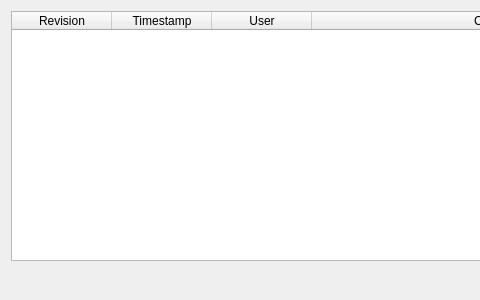
First picture: the form in Include/imtrepogui/CFileObjectCollectionRevisionDialog.ui, repository ImagingTools/ImtCore, before the edit; both pictures show x 0 to 480 and y 0 to 300 of the 700 by 300 pixel window.
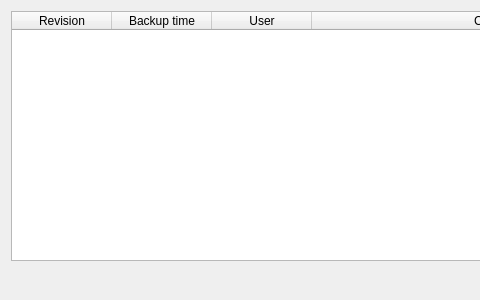
Second picture: the form after the edit.

The edit to the form file:
```diff
--- a/Include/imtrepogui/CFileObjectCollectionRevisionDialog.ui
+++ b/Include/imtrepogui/CFileObjectCollectionRevisionDialog.ui
@@ -41,7 +41,7 @@
      </column>
      <column>
       <property name="text">
-       <string>Timestamp</string>
+       <string>Backup time</string>
       </property>
      </column>
      <column>
```
